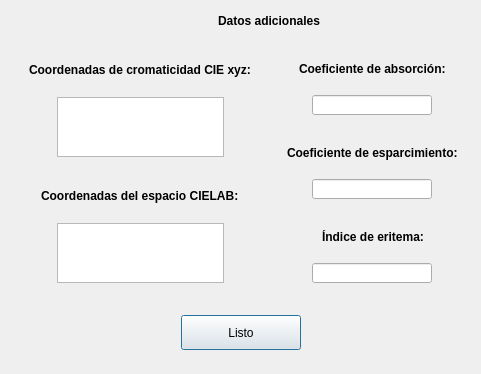
Gabnz/Spectrasoft, file dlgdatosadicionales.ui: the form before one commit.
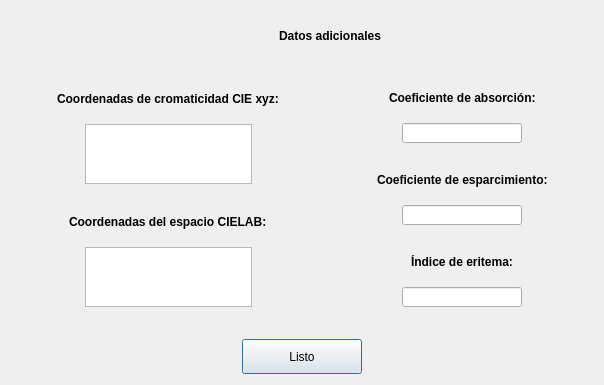
The form after the commit. Icons and pictures are not drawn.

The edit to the form file:
```diff
--- a/dlgdatosadicionales.ui
+++ b/dlgdatosadicionales.ui
@@ -6,8 +6,8 @@
    <rect>
     <x>0</x>
     <y>0</y>
-    <width>481</width>
-    <height>374</height>
+    <width>604</width>
+    <height>385</height>
    </rect>
   </property>
   <property name="windowTitle">
@@ -42,13 +42,13 @@
            <property name="minimumSize">
             <size>
              <width>50</width>
-             <height>14</height>
+             <height>50</height>
             </size>
            </property>
            <property name="maximumSize">
             <size>
              <width>50</width>
-             <height>14</height>
+             <height>50</height>
             </size>
            </property>
            <property name="text">
@@ -725,22 +725,6 @@
        </item>
       </layout>
      </item>
-     <item>
-      <spacer name="verticalSpacer_4">
-       <property name="orientation">
-        <enum>Qt::Vertical</enum>
-       </property>
-       <property name="sizeType">
-        <enum>QSizePolicy::Fixed</enum>
-       </property>
-       <property name="sizeHint" stdset="0">
-        <size>
-         <width>20</width>
-         <height>13</height>
-        </size>
-       </property>
-      </spacer>
-     </item>
     </layout>
    </item>
   </layout>
```
Left out of the diff: 4 changed lines with no effect on the pictures.
